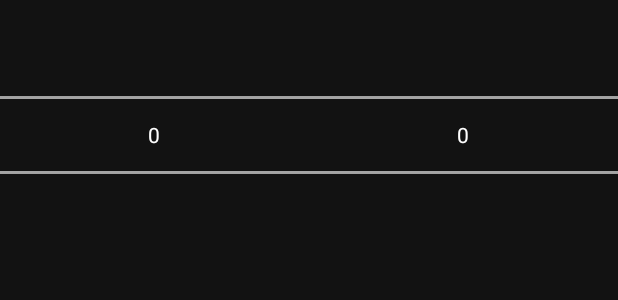
After one commit to LaoQi/SimpleBeat, an Android app: the layout time_selector.xml on its own in the app's theme, with its tools: preview values and no code run, on a phone screen of 412 x 824 dp. The commit adds this screen. Shown: the top 300 px of the screen. Run offline under Robolectric (Android 15) with nearby library versions, the phone set to English and light mode, and no system bars; network calls fail.

Commit message:
增加定时功能，更新打包流程

```diff
--- a/app/src/main/AndroidManifest.xml
+++ b/app/src/main/AndroidManifest.xml
@@ -10,9 +10,9 @@
         android:supportsRtl="true"
         android:theme="@style/Theme.Metronome" >
         <activity android:name=".MetronomeActivity"
-            android:label="@string/app_name"
             android:configChanges="orientation"
-            android:screenOrientation="portrait">
+            android:screenOrientation="portrait"
+            android:exported="true">
             <intent-filter >
                 <action android:name="android.intent.action.MAIN" />
                 <category android:name="android.intent.category.LAUNCHER" />
--- a/app/src/main/java/com/madao/simplebeat/Profile.java
+++ b/app/src/main/java/com/madao/simplebeat/Profile.java
@@ -11,6 +11,8 @@ public class Profile {
     private final static String KeyAudio = "Audio";
     private final static String KeyKeepScreen = "KeepScreen";
     private final static String KeySoundBooster = "SoundBooster";
+
+    private final static String KeyTimer = "Timer";
 
     private final SharedPreferences preferences;
 
@@ -26,6 +28,8 @@ public class Profile {
     }
     public boolean getKeepScreen() { return preferences.getBoolean(KeyKeepScreen, false); }
     public boolean getSoundBooster() { return preferences.getBoolean(KeySoundBooster, false); }
+
+    public int getTimer() { return preferences.getInt(KeyTimer, 0); }
 
     private void setValue(String key, String value) {
         SharedPreferences.Editor editor = preferences.edit();
@@ -60,4 +64,6 @@ public class Profile {
     public void setSoundBooster(boolean value) {
         setValue(KeySoundBooster, value);
     }
+
+    public void setTimer(int value) { setValue(KeyTimer, value);}
 }
--- a/app/src/main/res/layout/activity_metronome.xml
+++ b/app/src/main/res/layout/activity_metronome.xml
@@ -47,6 +47,7 @@
             app:layout_constraintTop_toTopOf="parent"
             app:srcCompat="@android:drawable/ic_dialog_dialer"
             tools:srcCompat="@android:drawable/ic_dialog_dialer" />
+
     </androidx.constraintlayout.widget.ConstraintLayout>
 
     <com.madao.simplebeat.BpmPicker
@@ -57,7 +58,7 @@
         app:layout_constraintEnd_toEndOf="parent"
         app:layout_constraintHorizontal_bias="0.529"
         app:layout_constraintStart_toStartOf="parent"
-        app:layout_constraintTop_toBottomOf="@+id/StatusBar"></com.madao.simplebeat.BpmPicker>
+        app:layout_constraintTop_toBottomOf="@+id/StatusBar" />
 
     <com.madao.simplebeat.AudioSelector
         android:id="@+id/AudioSelector"
--- /dev/null
+++ b/app/src/main/res/layout/time_selector.xml
@@ -0,0 +1,20 @@
+<?xml version="1.0" encoding="utf-8"?>
+<LinearLayout xmlns:android="http://schemas.android.com/apk/res/android"
+    android:layout_width="match_parent"
+    android:layout_height="match_parent">
+
+    <NumberPicker
+        android:id="@+id/timer_picker_minutes"
+        android:layout_width="0dp"
+        android:layout_height="wrap_content"
+        android:layout_weight="1"
+        android:scrollbars="none" />
+
+    <NumberPicker
+        android:id="@+id/timer_picker_seconds"
+        android:layout_width="0dp"
+        android:layout_height="wrap_content"
+        android:layout_weight="1"
+        android:scrollbars="none" />
+
+</LinearLayout>
--- a/app/src/main/res/values/strings.xml
+++ b/app/src/main/res/values/strings.xml
@@ -15,4 +15,6 @@
     <string name="sound_booster">Sound Booster</string>
     <string name="sound_booster_on">Sound Booster On</string>
     <string name="sound_booster_off">Sound Booster Off</string>
+    <string name="timer_setting">Set Timer</string>
+    <string name="cancel">Cancel</string>
 </resources>
--- a/build.gradle
+++ b/build.gradle
@@ -5,7 +5,7 @@ buildscript {
         jcenter()
     }
     dependencies {
-        classpath "com.android.tools.build:gradle:4.1.3"
+        classpath "com.android.tools.build:gradle:8.2.2"
 
         // NOTE: Do not place your application dependencies here; they belong
         // in the individual module build.gradle files
```
Also changed, not shown: app/build.gradle (+21 -11 lines), app/src/main/java/com/madao/simplebeat/AudioSelector.java (+4 -4 lines), app/src/main/java/com/madao/simplebeat/MetronomeActivity.java (+89 -20 lines), gradle/wrapper/gradle-wrapper.properties, 3 other files.
